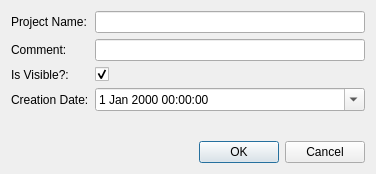
Qt form src/dontpanik/kpart/core/ui/keditprojectdialog.ui (frankHa/dontpanic) before a commit.
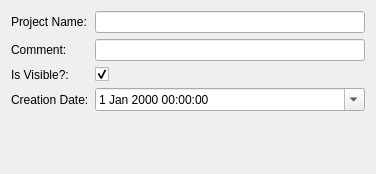
The same form after that commit.

Commit message: -switched all dialogs over to kdialog

Diff of the .ui file:
```diff
--- a/src/dontpanik/kpart/core/ui/keditprojectdialog.ui
+++ b/src/dontpanik/kpart/core/ui/keditprojectdialog.ui
@@ -1,7 +1,7 @@
 <?xml version="1.0" encoding="UTF-8"?>
 <ui version="4.0">
  <class>KEditProjectDialog</class>
- <widget class="QDialog" name="KEditProjectDialog">
+ <widget class="QWidget" name="KEditProjectDialog">
   <property name="geometry">
    <rect>
     <x>0</x>
@@ -91,16 +91,6 @@
      </property>
     </spacer>
    </item>
-   <item>
-    <widget class="QDialogButtonBox" name="buttonBox">
-     <property name="orientation">
-      <enum>Qt::Horizontal</enum>
-     </property>
-     <property name="standardButtons">
-      <set>QDialogButtonBox::Cancel|QDialogButtonBox::Ok</set>
-     </property>
-    </widget>
-   </item>
   </layout>
  </widget>
  <tabstops>
```
The commit also changes 25 other files.
